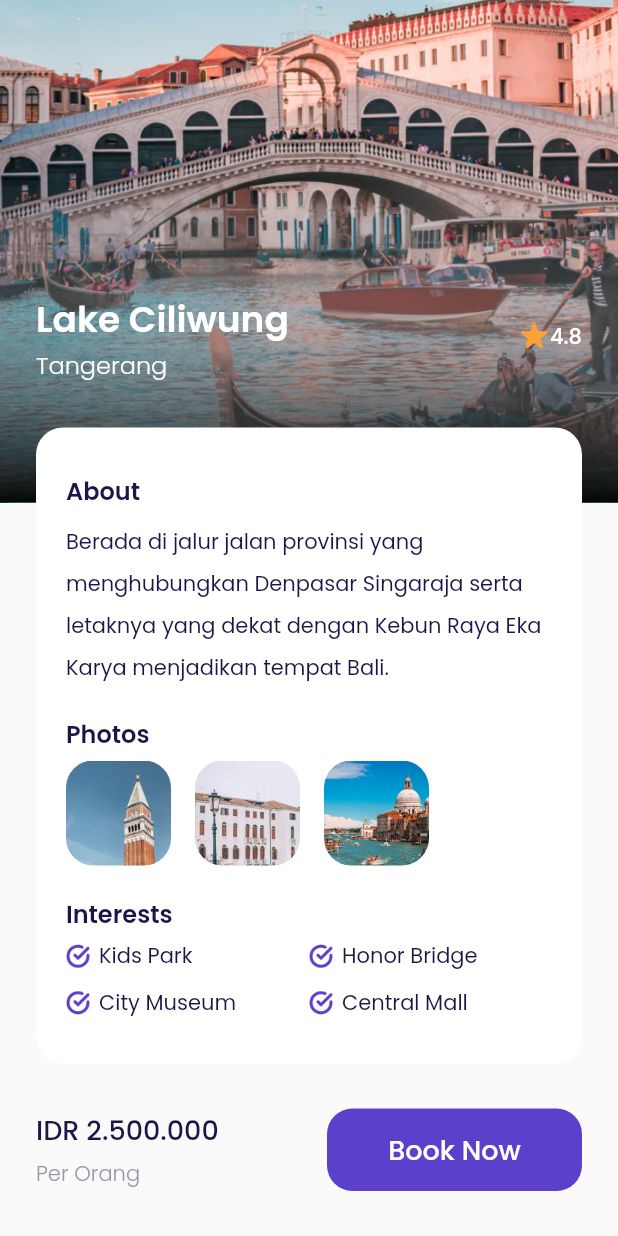
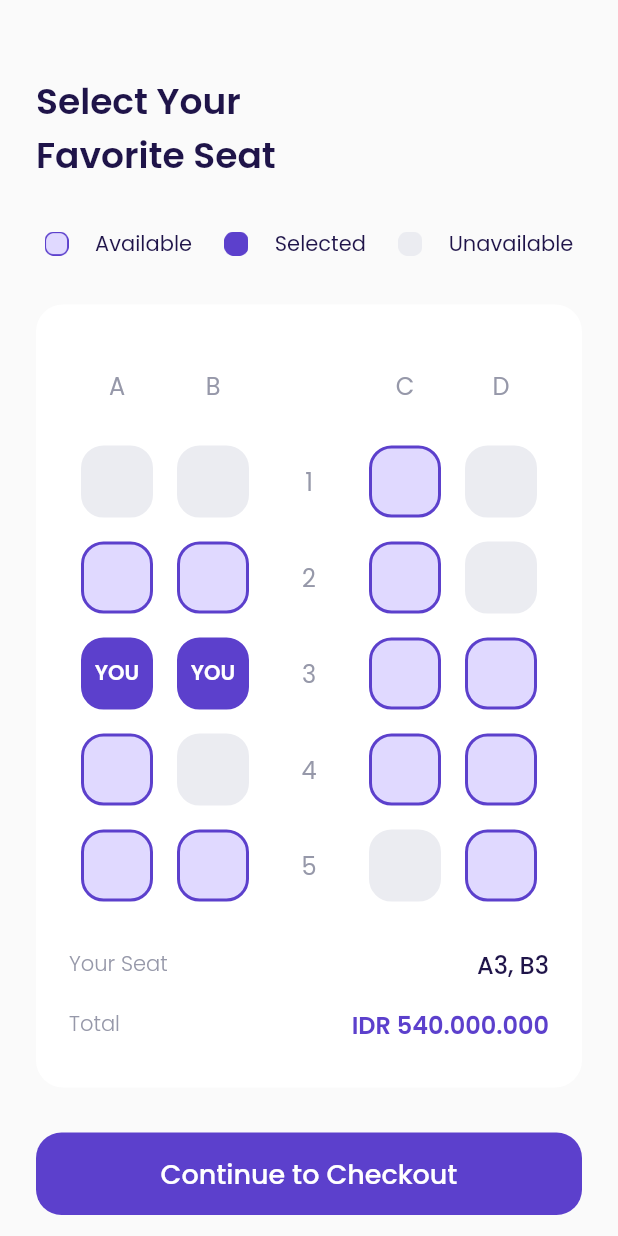
Before and after one commit to anandaadityap/airplane, a Flutter app: the DetailPage screen opened directly, scrolled down 115 dp, after a tap on "Book Now", on a phone screen of 412 x 824 dp. Run offline on Flutter 3.47's test engine with Material 2 defaults, Android fonts, the phone set to English and light mode, and no system bars; our stand-ins replace google_fonts.

Commit message:
membuat choose seat page

```diff
--- a/lib/shared/theme.dart
+++ b/lib/shared/theme.dart
@@ -15,6 +15,8 @@ Color kRedColor = Color(0xffEB70A5);
 Color kBackgroundColor = Color(0xffFAFAFA);
 Color kInactiveColor = Color(0xffDBD7EC);
 Color kTRanparentColor = Colors.transparent;
+Color kUnavailableColor = Color(0xffEBECF1);
+Color kAvailableColor = Color(0xffE0D9FF);
 
 TextStyle blackTextStyle = GoogleFonts.poppins(color: kBlackColor);
 TextStyle whiteTextStyle = GoogleFonts.poppins(color: kWhiteColor);
--- /dev/null
+++ b/lib/ui/pages/choose_seat_page.dart
@@ -0,0 +1,418 @@
+import 'package:airplane/ui/widgets/custom_button.dart';
+import 'package:airplane/ui/widgets/seat_item.dart';
+import 'package:flutter/material.dart';
+import '../../../shared/theme.dart';
+
+class ChooseSeatPage extends StatelessWidget {
+  const ChooseSeatPage({Key? key}) : super(key: key);
+
+  @override
+  Widget build(BuildContext context) {
+    Widget title() {
+      return Container(
+        margin: EdgeInsetsDirectional.only(
+          top: 50,
+        ),
+        child: Text(
+          'Select Your\nFavorite Seat',
+          style: blackTextStyle.copyWith(
+            fontSize: 24,
+            fontWeight: semiBold,
+          ),
+        ),
+      );
+    }
+
+    Widget seatStatus() {
+      return Container(
+        margin: EdgeInsets.only(
+          top: 30,
+        ),
+        child: Row(
+          mainAxisAlignment: MainAxisAlignment.spaceAround,
+          children: [
+            //NOTE : AVAILABLE
+            Container(
+              width: 16,
+              height: 16,
+              margin: EdgeInsets.only(right: 6),
+              decoration: BoxDecoration(
+                image: DecorationImage(
+                  image: AssetImage(
+                    'assets/icon_availabel.png',
+                  ),
+                ),
+              ),
+            ),
+            Text(
+              'Available',
+              style: blackTextStyle,
+            ),
+            //NOTE : SELECTED
+            Container(
+              width: 16,
+              height: 16,
+              margin: EdgeInsets.only(left: 10, right: 6),
+              decoration: BoxDecoration(
+                image: DecorationImage(
+                  image: AssetImage(
+                    'assets/icon_selected.png',
+                  ),
+                ),
+              ),
+            ),
+            Text(
+              'Selected',
+              style: blackTextStyle,
+            ),
+            //NOTE : UNAVAILABLE
+            Container(
+              width: 16,
+              height: 16,
+              margin: EdgeInsets.only(left: 10, right: 6),
+              decoration: BoxDecoration(
+                image: DecorationImage(
+                  image: AssetImage(
+                    'assets/icon_unvailable.png',
+                  ),
+                ),
+              ),
+            ),
+            Text(
+              'Unavailable',
+              style: blackTextStyle,
+            ),
+          ],
+        ),
+      );
+    }
+
+    Widget selectSeat() {
+      return Container(
+        margin: EdgeInsets.only(top: 30),
+        width: double.infinity,
+        padding: EdgeInsets.symmetric(
+          horizontal: 22,
+          vertical: 30,
+        ),
+        decoration: BoxDecoration(
+          borderRadius: BorderRadius.circular(18),
+          color: kWhiteColor,
+        ),
+        child: Column(
+          children: [
+            //NOTE : SEAT INDICATOR
+            Row(
+              mainAxisAlignment: MainAxisAlignment.spaceAround,
+              children: [
+                Container(
+                  width: 48,
+                  height: 48,
+                  child: Center(
+                    child: Text(
+                      "A",
+                      style: greyTextStyle.copyWith(
+                        fontSize: 16,
+                      ),
+                    ),
+                  ),
+                ),
+                Container(
+                  width: 48,
+                  height: 48,
+                  child: Center(
+                    child: Text(
+                      "B",
+                      style: greyTextStyle.copyWith(
+                        fontSize: 16,
+                      ),
+                    ),
+                  ),
+                ),
+                Container(
+                  width: 48,
+                  height: 48,
+                  child: Center(
+                    child: Text(
+                      "",
+                      style: greyTextStyle.copyWith(
+                        fontSize: 16,
+                      ),
+                    ),
+                  ),
+                ),
+                Container(
+                  width: 48,
+                  height: 48,
+                  child: Center(
+                    child: Text(
+                      "C",
+                      style: greyTextStyle.copyWith(
+                        fontSize: 16,
+                      ),
+                    ),
+                  ),
+                ),
+                Container(
+                  width: 48,
+                  height: 48,
+                  child: Center(
+                    child: Text(
+                      "D",
+                      style: greyTextStyle.copyWith(
+                        fontSize: 16,
+                      ),
+                    ),
+                  ),
+                ),
+              ],
+            ),
+            //NOTE : SEAT 1
+            Container(
+              margin: EdgeInsetsDirectional.only(top: 16),
+              child: Row(
+                mainAxisAlignment: MainAxisAlignment.spaceAround,
+                children: [
+                  SeatItem(
+                    status: 2,
+                  ),
+                  SeatItem(
+                    status: 2,
+                  ),
+                  Container(
+                    width: 48,
+                    height: 48,
+                    child: Center(
+                      child: Text(
+                        "1",
+                        style: greyTextStyle.copyWith(
+                          fontSize: 16,
+                        ),
+                      ),
+                    ),
+                  ),
+                  SeatItem(
+                    status: 0,
+                  ),
+                  SeatItem(
+                    status: 2,
+                  ),
+                ],
+              ),
+            ),
+
+            //NOTE : SEAT 2
+            Container(
+              margin: EdgeInsetsDirectional.only(top: 16),
+              child: Row(
+                mainAxisAlignment: MainAxisAlignment.spaceAround,
+                children: [
+                  SeatItem(
+                    status: 0,
+                  ),
+                  SeatItem(
+                    status: 0,
+                  ),
+                  Container(
+                    width: 48,
+                    height: 48,
+                    child: Center(
+                      child: Text(
+                        "2",
+                        style: greyTextStyle.copyWith(
+                          fontSize: 16,
+                        ),
+                      ),
+                    ),
+                  ),
+                  SeatItem(
+                    status: 0,
+                  ),
+                  SeatItem(
+                    status: 2,
+                  ),
+                ],
+              ),
+            ),
+
+            //NOTE : SEAT 3
+            Container(
+              margin: EdgeInsetsDirectional.only(top: 16),
+              child: Row(
+                mainAxisAlignment: MainAxisAlignment.spaceAround,
+                children: [
+                  SeatItem(
+                    status: 1,
+                  ),
+                  SeatItem(
+                    status: 1,
+                  ),
+                  Container(
+                    width: 48,
+                    height: 48,
+                    child: Center(
+                      child: Text(
+                        "3",
+                        style: greyTextStyle.copyWith(
+                          fontSize: 16,
+                        ),
+                      ),
+                    ),
+                  ),
+                  SeatItem(
+                    status: 0,
+                  ),
+                  SeatItem(
+                    status: 0,
+                  ),
+                ],
+              ),
+            ),
+
+            //NOTE : SEAT 4
+            Container(
+              margin: EdgeInsetsDirectional.only(top: 16),
+              child: Row(
+                mainAxisAlignment: MainAxisAlignment.spaceAround,
+                children: [
+                  SeatItem(
+                    status: 0,
+                  ),
+                  SeatItem(
+                    status: 2,
+                  ),
+                  Container(
+                    width: 48,
+                    height: 48,
+                    child: Center(
+                      child: Text(
+                        "4",
+                        style: greyTextStyle.copyWith(
+                          fontSize: 16,
+                        ),
+                      ),
+                    ),
+                  ),
+                  SeatItem(
+                    status: 0,
+                  ),
+                  SeatItem(
+                    status: 0,
+                  ),
+                ],
+              ),
+            ),
+
+            //NOTE : SEAT 5
+            Container(
+              margin: EdgeInsetsDirectional.only(top: 16),
+              child: Row(
+                mainAxisAlignment: MainAxisAlignment.spaceAround,
+                children: [
+                  SeatItem(
+                    status: 0,
+                  ),
+                  SeatItem(
+                    status: 0,
+                  ),
+                  Container(
+                    width: 48,
+                    height: 48,
+                    child: Center(
+                      child: Text(
+                        "5",
+                        style: greyTextStyle.copyWith(
+                          fontSize: 16,
+                        ),
+                      ),
+                    ),
+                  ),
+                  SeatItem(
+                    status: 2,
+                  ),
+                  SeatItem(
+                    status: 0,
+                  ),
+                ],
+              ),
+            ),
+
+            //NOTE : YOUR SEAT
+            Container(
+              margin: EdgeInsetsDirectional.only(
+                top: 30,
+              ),
+              child: Row(
+                mainAxisAlignment: MainAxisAlignment.spaceBetween,
+                children: [
+                  Text(
+                    'Your Seat',
+                    style: greyTextStyle.copyWith(
+                      fontWeight: light,
+                    ),
+                  ),
+                  Text(
+                    'A3, B3',
+                    style: blackTextStyle.copyWith(
+                      fontSize: 16,
+                      fontWeight: medium,
+                    ),
+                  )
+                ],
+              ),
+            ),
+
+            //NOTE : TOTAL
+            Container(
+              margin: EdgeInsets.only(top: 16),
+              child: Row(
+                mainAxisAlignment: MainAxisAlignment.spaceBetween,
+                children: [
+                  Text(
+                    'Total',
+                    style: greyTextStyle.copyWith(
+                      fontWeight: light,
+                    ),
+                  ),
+                  Text(
+                    'IDR 540.000.000',
+                    style: purpleTextStyle.copyWith(
+                      fontSize: 16,
+                      fontWeight: semiBold,
+                    ),
+                  )
+                ],
+              ),
+            )
+          ],
+        ),
+      );
+    }
+
+    Widget checkoutButton() {
+      return CustomButton(
+        margin: EdgeInsets.only(
+          top: 30,
+          bottom: 46,
+        ),
+        title: 'Continue to Checkout',
+        onPressed: () {},
+      );
+    }
+
+    return Scaffold(
+      backgroundColor: kBackgroundColor,
+      body: ListView(
+        padding: EdgeInsets.symmetric(
+          horizontal: 24,
+        ),
+        children: [
+          title(),
+          seatStatus(),
+          selectSeat(),
+          checkoutButton(),
+        ],
+      ),
+    );
+  }
+}
--- a/lib/ui/pages/detail_page.dart
+++ b/lib/ui/pages/detail_page.dart
@@ -1,3 +1,4 @@
+import 'package:airplane/ui/pages/choose_seat_page.dart';
 import 'package:airplane/ui/widgets/custom_button.dart';
 import 'package:airplane/ui/widgets/interest_item.dart';
 import 'package:airplane/ui/widgets/photo_item.dart';
@@ -243,7 +244,14 @@ class DetailPage extends StatelessWidget {
                   //NOTE: BOOK BUTTON
                   CustomButton(
                     title: 'Book Now',
-                    onPressed: () {},
+                    onPressed: () {
+                      Navigator.push(
+                        context,
+                        MaterialPageRoute(
+                          builder: (context) => ChooseSeatPage(),
+                        ),
+                      );
+                    },
                     width: 170,
                   ),
                 ],
--- /dev/null
+++ b/lib/ui/widgets/seat_item.dart
@@ -0,0 +1,75 @@
+import 'package:airplane/shared/theme.dart';
+import 'package:flutter/material.dart';
+
+class SeatItem extends StatelessWidget {
+  //NOTE : 0=Available 1=Selected 2=Unvailable
+
+  final int status;
+  const SeatItem({
+    Key? key,
+    required this.status,
+  }) : super(key: key);
+
+  @override
+  Widget build(BuildContext context) {
+    backgroundColor() {
+      switch (status) {
+        case 0:
+          return kAvailableColor;
+        case 1:
+          return kPrimeryColor;
+        case 2:
+          return kUnavailableColor;
+        default:
+          return kUnavailableColor;
+      }
+    }
+
+    bordeColor() {
+      switch (status) {
+        case 0:
+          return kPrimeryColor;
+        case 1:
+          return kPrimeryColor;
+        case 2:
+          return kUnavailableColor;
+        default:
+          return kUnavailableColor;
+      }
+    }
+
+    child() {
+      switch (status) {
+        case 0:
+          return SizedBox();
+        case 1:
+          return Center(
+            child: Text(
+              "YOU",
+              style: whiteTextStyle.copyWith(
+                fontWeight: semiBold,
+              ),
+            ),
+          );
+        case 2:
+          return SizedBox();
+        default:
+          return SizedBox();
+      }
+    }
+
+    return Container(
+      width: 48,
+      height: 48,
+      decoration: BoxDecoration(
+        color: backgroundColor(),
+        borderRadius: BorderRadius.circular(15),
+        border: Border.all(
+          color: bordeColor(),
+          width: 2,
+        ),
+      ),
+      child: child(),
+    );
+  }
+}
```
